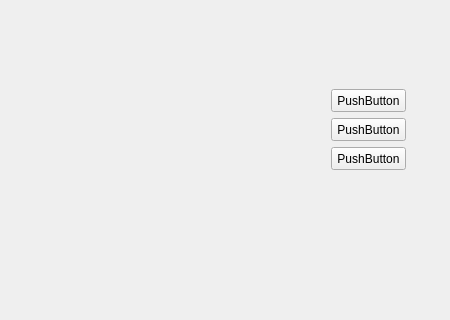
This is tetrisGraphicsItem/src/mainwindow.ui in zhoutk/qtDemo as Qt 5 draws it before an edit; both pictures show x 0 to 450 and y 92 to 412 of the 450 by 620 pixel window. The edited form follows.
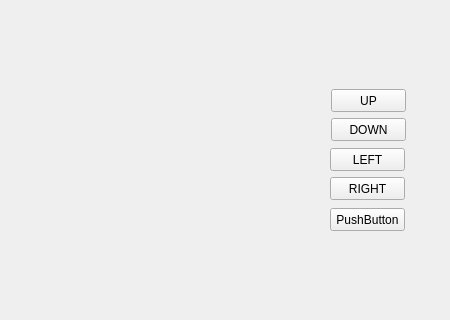
This is the edited form.

Commit message: tetris can be cotroled by pushButton.

Diff of the .ui file:
```diff
--- a/tetrisGraphicsItem/src/mainwindow.ui
+++ b/tetrisGraphicsItem/src/mainwindow.ui
@@ -36,14 +36,14 @@
      </rect>
     </property>
     <property name="text">
-     <string>PushButton</string>
+     <string>UP</string>
     </property>
    </widget>
-   <widget class="QPushButton" name="pushButton3">
+   <widget class="QPushButton" name="pushButton5">
     <property name="geometry">
      <rect>
-      <x>331</x>
-      <y>239</y>
+      <x>330</x>
+      <y>300</y>
       <width>75</width>
       <height>23</height>
      </rect>
@@ -62,7 +62,33 @@
      </rect>
     </property>
     <property name="text">
-     <string>PushButton</string>
+     <string>DOWN</string>
+    </property>
+   </widget>
+   <widget class="QPushButton" name="pushButton4">
+    <property name="geometry">
+     <rect>
+      <x>330</x>
+      <y>269</y>
+      <width>75</width>
+      <height>23</height>
+     </rect>
+    </property>
+    <property name="text">
+     <string>RIGHT</string>
+    </property>
+   </widget>
+   <widget class="QPushButton" name="pushButton3">
+    <property name="geometry">
+     <rect>
+      <x>330</x>
+      <y>240</y>
+      <width>75</width>
+      <height>23</height>
+     </rect>
+    </property>
+    <property name="text">
+     <string>LEFT</string>
     </property>
    </widget>
   </widget>
```
The commit also changes 2 other files.
